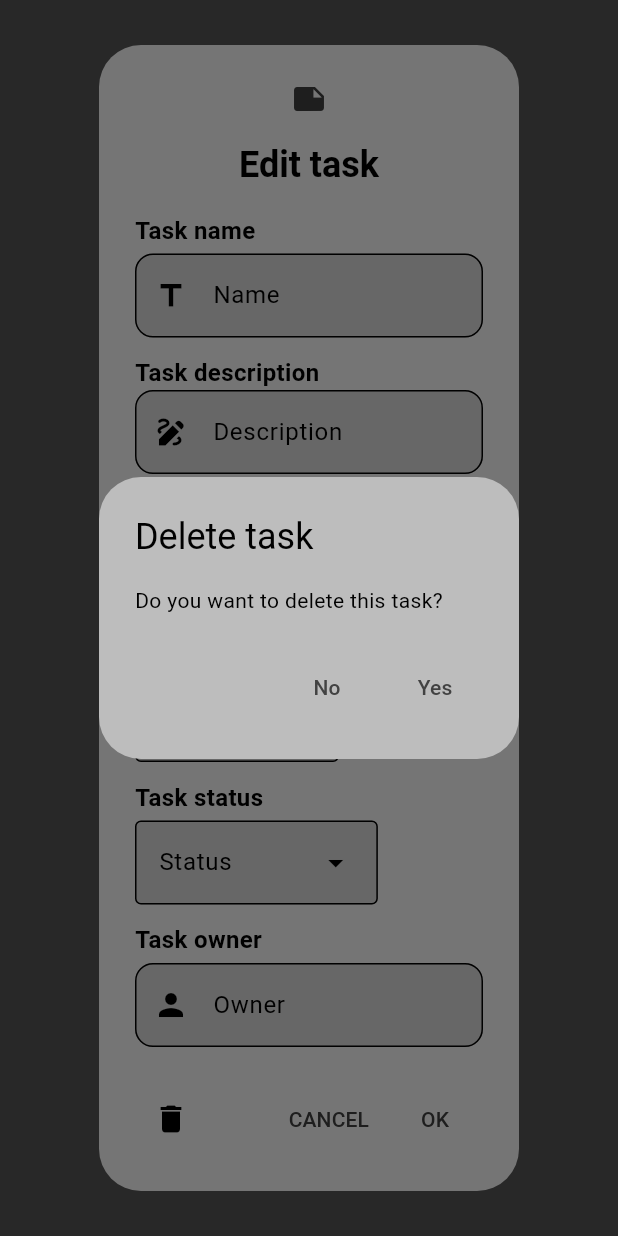
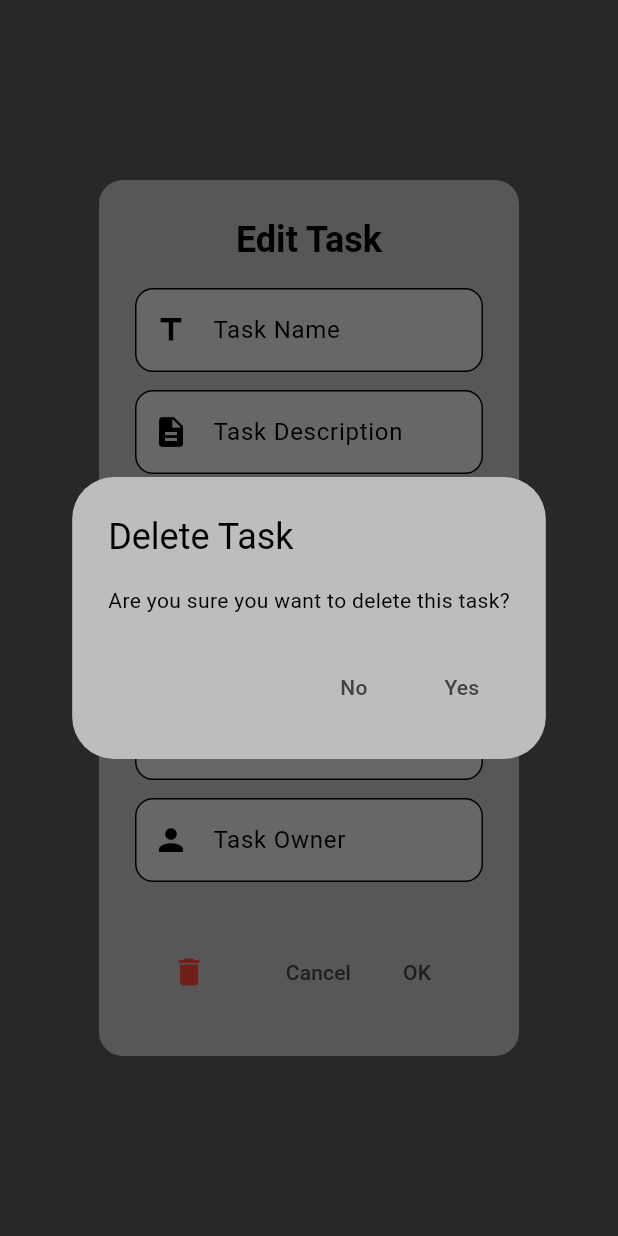
Before and after one commit to mis177/tasks-goonline, a Flutter app: what showEditNoteDialog() shows on an empty page, opened directly with empty values, after a tap on the "delete" icon, on a phone screen of 412 x 824 dp. Run offline on Flutter 3.47's test engine with Material 3 defaults, Android fonts, the phone set to English and light mode, and no system bars; our stand-ins replace dio, equatable, flutter_bloc, flutter_local_notifications, geolocator, sqflite and 1 more; accounts and stored records are empty.

Commit message:
FIXED refactored edit task dialog

```diff
--- a/lib/utils/ui/edit_task_dialog.dart
+++ b/lib/utils/ui/edit_task_dialog.dart
@@ -12,281 +12,274 @@ void showEditNoteDialog({required BuildContext context, Task? task}) {
   bool isOldTask = task != null;
   DateTime? deadlineDate;
 
-  TextEditingController taskNameTextController = TextEditingController();
-  taskNameTextController.text = isOldTask ? task.name : "";
-  TextEditingController taskDescriptionTextController = TextEditingController();
-  taskDescriptionTextController.text = isOldTask ? task.description : "";
-
-  TextEditingController taskDeadlineTextController = TextEditingController();
-  taskDeadlineTextController.text = isOldTask
-      ? DateFormat('yyyy-MM-dd')
-          .format(DateTime.fromMillisecondsSinceEpoch(task.deadline))
-          .toString()
-      : "";
-
-  TextEditingController taskPriorityTextController = TextEditingController();
-  taskPriorityTextController.text = isOldTask ? task.priority.toString() : "5";
-
-  TextEditingController taskStatusTextController = TextEditingController();
-  taskStatusTextController.text =
-      isOldTask ? task.status.toString() : taskStatus[0];
-
-  TextEditingController taskOwnerTextController = TextEditingController();
-  taskOwnerTextController.text = isOldTask ? task.owner : "";
+  final TextEditingController taskNameController = TextEditingController(
+    text: isOldTask ? task.name : "",
+  );
+  final TextEditingController taskDescriptionController = TextEditingController(
+    text: isOldTask ? task.description : "",
+  );
+  final TextEditingController taskDeadlineController = TextEditingController(
+    text: isOldTask ? DateFormat('yyyy-MM-dd').format(DateTime.fromMillisecondsSinceEpoch(task.deadline)) : "",
+  );
+  final TextEditingController taskPriorityController = TextEditingController(
+    text: isOldTask ? task.priority.toString() : "5",
+  );
+  final TextEditingController taskStatusController = TextEditingController(
+    text: isOldTask ? task.status : taskStatus[0],
+  );
+  final TextEditingController taskOwnerController = TextEditingController(
+    text: isOldTask ? task.owner : "",
+  );
 
   showDialog(
     context: context,
     builder: (_) => BlocProvider.value(
       value: BlocProvider.of<TaskServiceBloc>(context),
       child: AlertDialog(
-              backgroundColor: Theme.of(context).colorScheme.background,
+        backgroundColor: Theme.of(context).colorScheme.surface,
         title: Center(
           child: Text(
-                  isOldTask ? "Edit task" : "New task",
+            isOldTask ? "Edit Task" : "New Task",
             style: const TextStyle(fontWeight: FontWeight.bold),
           ),
         ),
-              icon: Icon(
-                Icons.note,
-                color: Theme.of(context).colorScheme.primary,
+        shape: RoundedRectangleBorder(
+          borderRadius: BorderRadius.circular(16),
         ),
+        contentPadding: const EdgeInsets.symmetric(vertical: 16, horizontal: 24),
         content: SingleChildScrollView(
           child: Column(
             mainAxisSize: MainAxisSize.min,
             crossAxisAlignment: CrossAxisAlignment.start,
             children: [
-                    const Text("Task name",
-                        style: TextStyle(
-                            fontSize: 16, fontWeight: FontWeight.bold)),
-                    const SizedBox(height: 4),
-                    TextField(
-                      style: TextStyle(
-                          color: Theme.of(context).colorScheme.primary),
-                      controller: taskNameTextController,
-                      decoration: InputDecoration(
-                        filled: true,
-                        fillColor: Theme.of(context).colorScheme.secondary,
-                        prefixIcon: const Icon(Icons.title),
-                        border: const OutlineInputBorder(
-                            borderRadius:
-                                BorderRadius.all(Radius.circular(12))),
-                        hintText: "Name",
+              _buildTextFormField(
+                context,
+                controller: taskNameController,
+                label: "Task Name",
+                icon: Icons.title,
               ),
+              _buildTextFormField(
+                context,
+                controller: taskDescriptionController,
+                label: "Task Description",
+                icon: Icons.description,
               ),
-                    const SizedBox(height: 12),
-                    const Text("Task description",
-                        style: TextStyle(
-                            fontSize: 16, fontWeight: FontWeight.bold)),
-                    TextField(
-                      style: TextStyle(
-                          color: Theme.of(context).colorScheme.primary),
-                      controller: taskDescriptionTextController,
-                      decoration: InputDecoration(
-                        filled: true,
-                        fillColor: Theme.of(context).colorScheme.secondary,
-                        prefixIcon: const Icon(Icons.draw),
-                        border: const OutlineInputBorder(
-                            borderRadius:
-                                BorderRadius.all(Radius.circular(12))),
-                        hintText: "Description",
+              _buildDatePicker(
+                context,
+                controller: taskDeadlineController,
+                initialDate: isOldTask ? DateTime.fromMillisecondsSinceEpoch(task.deadline) : DateTime.now(),
+                onDateSelected: (date) {
+                  deadlineDate = date;
+                  taskDeadlineController.text = DateFormat('yyyy-MM-dd').format(date);
+                },
               ),
+              _buildDropdown(
+                context,
+                controller: taskPriorityController,
+                items: taskPriority,
+                hintText: "Select Priority",
               ),
-                    const SizedBox(height: 12),
-                    const Text("Task deadline",
-                        style: TextStyle(
-                            fontSize: 16, fontWeight: FontWeight.bold)),
-                    const SizedBox(height: 4),
-                    Container(
-                      decoration: BoxDecoration(
-                          color: Theme.of(context).colorScheme.secondary,
-                          borderRadius: BorderRadius.circular(16),
-                          border: Border.all()),
-                      child: Padding(
-                        padding: const EdgeInsets.all(4.0),
-                        child: Row(
-                          mainAxisAlignment: MainAxisAlignment.spaceEvenly,
-                          children: [
-                            Flexible(
-                              child: TextField(
-                                style: TextStyle(
-                                    color:
-                                        Theme.of(context).colorScheme.primary),
-                                controller: taskDeadlineTextController,
-                                decoration: InputDecoration(
-                                    filled: true,
-                                    fillColor:
-                                        Theme.of(context).colorScheme.secondary,
-                                    border: InputBorder.none),
-                                textAlign: TextAlign.center,
-                                enabled: false,
+              _buildDropdown(
+                context,
+                controller: taskStatusController,
+                items: taskStatus,
+                hintText: "Select Status",
               ),
+              _buildTextFormField(
+                context,
+                controller: taskOwnerController,
+                label: "Task Owner",
+                icon: Icons.person,
               ),
-                            IconButton(
-                              onPressed: () async {
-                                deadlineDate = await showDatePicker(
-                                    context: context,
-                                    initialDate: task?.deadline == null
-                                        ? DateTime.now()
-                                        : DateTime.fromMillisecondsSinceEpoch(
-                                            task!.deadline),
-                                    firstDate: DateTime.now(),
-                                    lastDate: DateTime.now()
-                                        .add(const Duration(days: 365)));
-
-                                if (context.mounted && deadlineDate != null) {
-                                  taskDeadlineTextController.text =
-                                      DateFormat('yyyy-MM-dd')
-                                          .format(deadlineDate!)
-                                          .toString();
-                                }
-                              },
-                              icon: const Icon(Icons.calendar_month),
-                            )
-                          ],
-                        ),
-                      ),
-                    ),
-                    const SizedBox(height: 12),
-                    const Text("Task priority",
-                        style: TextStyle(
-                            fontSize: 16, fontWeight: FontWeight.bold)),
-                    const SizedBox(height: 4),
-                    DropdownMenu(
-                        textStyle: TextStyle(
-                            color: Theme.of(context).colorScheme.primary),
-                        inputDecorationTheme: InputDecorationTheme(
-                            filled: true,
-                            fillColor: Theme.of(context).colorScheme.secondary,
-                            border: const OutlineInputBorder()),
-                        controller: taskPriorityTextController,
-                        hintText: "Priority",
-                        initialSelection: taskPriorityTextController.text,
-                        dropdownMenuEntries: taskPriority
-                            .map((e) => DropdownMenuEntry<int>(
-                                value: e, label: e.toString()))
-                            .toList()),
-                    const SizedBox(height: 12),
-                    const Text("Task status",
-                        style: TextStyle(
-                          fontSize: 16,
-                          fontWeight: FontWeight.bold,
-                        )),
-                    const SizedBox(height: 4),
-                    DropdownMenu(
-                        textStyle: TextStyle(
-                            color: Theme.of(context).colorScheme.primary),
-                        inputDecorationTheme: InputDecorationTheme(
-                            filled: true,
-                            fillColor: Theme.of(context).colorScheme.secondary,
-                            border: const OutlineInputBorder()),
-                        controller: taskStatusTextController,
-                        hintText: "Status",
-                        initialSelection: taskStatusTextController.text,
-                        dropdownMenuEntries: taskStatus
-                            .map((e) => DropdownMenuEntry<String>(
-                                value: e, label: e.toString()))
-                            .toList()),
-                    const SizedBox(height: 12),
-                    const Text("Task owner",
-                        style: TextStyle(
-                            fontSize: 16, fontWeight: FontWeight.bold)),
-                    const SizedBox(height: 4),
-                    TextField(
-                      style: TextStyle(
-                          color: Theme.of(context).colorScheme.primary),
-                      controller: taskOwnerTextController,
-                      decoration: InputDecoration(
-                        filled: true,
-                        fillColor: Theme.of(context).colorScheme.secondary,
-                        prefixIcon: const Icon(Icons.person),
-                        border: const OutlineInputBorder(
-                            borderRadius:
-                                BorderRadius.all(Radius.circular(12))),
-                        label: const Text("Owner"),
-                      ),
-                    )
             ],
           ),
         ),
         actions: [
-                Row(
+          _buildDialogActions(
+            context,
+            isOldTask: isOldTask,
+            task: task,
+            deadlineDate: deadlineDate,
+            taskNameController: taskNameController,
+            taskDescriptionController: taskDescriptionController,
+            taskPriorityController: taskPriorityController,
+            taskStatusController: taskStatusController,
+            taskOwnerController: taskOwnerController,
+          ),
+        ],
+      ),
+    ),
+  );
+}
+
+Widget _buildTextFormField(
+  BuildContext context, {
+  required TextEditingController controller,
+  required String label,
+  required IconData icon,
+}) {
+  return Padding(
+    padding: const EdgeInsets.only(bottom: 12.0),
+    child: TextFormField(
+      controller: controller,
+      decoration: InputDecoration(
+        labelText: label,
+        prefixIcon: Icon(icon),
+        filled: true,
+        fillColor: Theme.of(context).colorScheme.secondary,
+        border: OutlineInputBorder(
+          borderRadius: BorderRadius.circular(12),
+        ),
+      ),
+      style: TextStyle(
+        color: Theme.of(context).colorScheme.primary,
+      ),
+    ),
+  );
+}
+
+Widget _buildDatePicker(
+  BuildContext context, {
+  required TextEditingController controller,
+  required DateTime initialDate,
+  required void Function(DateTime) onDateSelected,
+}) {
+  return Padding(
+    padding: const EdgeInsets.only(bottom: 12.0),
+    child: Row(
+      children: [
+        Expanded(
+          child: TextFormField(
+            controller: controller,
+            decoration: InputDecoration(
+              labelText: "Task Deadline",
+              prefixIcon: const Icon(Icons.calendar_today),
+              filled: true,
+              fillColor: Theme.of(context).colorScheme.secondary,
+              border: OutlineInputBorder(
+                borderRadius: BorderRadius.circular(12),
+              ),
+            ),
+            enabled: false,
+            textAlign: TextAlign.center,
+          ),
+        ),
+        IconButton(
+          icon: const Icon(Icons.calendar_today),
+          onPressed: () async {
+            final selectedDate = await showDatePicker(
+              context: context,
+              initialDate: initialDate,
+              firstDate: DateTime.now(),
+              lastDate: DateTime.now().add(const Duration(days: 365)),
+            );
+            if (selectedDate != null) {
+              onDateSelected(selectedDate);
+            }
+          },
+        ),
+      ],
+    ),
+  );
+}
+
+Widget _buildDropdown(
+  BuildContext context, {
+  required TextEditingController controller,
+  required List<dynamic> items,
+  required String hintText,
+}) {
+  return Padding(
+    padding: const EdgeInsets.only(bottom: 12.0),
+    child: DropdownButtonFormField<String>(
+      value: controller.text.isEmpty ? null : controller.text,
+      decoration: InputDecoration(
+        hintText: hintText,
+        filled: true,
+        fillColor: Theme.of(context).colorScheme.secondary,
+        border: OutlineInputBorder(
+          borderRadius: BorderRadius.circular(12),
+        ),
+      ),
+      items: items
+          .map((item) => DropdownMenuItem<String>(
+                value: item.toString(),
+                child: Text(item.toString()),
+              ))
+          .toList(),
+      onChanged: (value) {
+        if (value != null) {
+          controller.text = value;
+        }
+      },
+    ),
+  );
+}
+
+Widget _buildDialogActions(
+  BuildContext context, {
+  required bool isOldTask,
+  required Task? task,
+  required DateTime? deadlineDate,
+  required TextEditingController taskNameController,
+  required TextEditingController taskDescriptionController,
+  required TextEditingController taskPriorityController,
+  required TextEditingController taskStatusController,
+  required TextEditingController taskOwnerController,
+}) {
+  return Padding(
+    padding: const EdgeInsets.symmetric(vertical: 8.0, horizontal: 12.0),
+    child: Row(
       mainAxisAlignment: MainAxisAlignment.spaceBetween,
       children: [
+        if (isOldTask)
           IconButton(
+            icon: const Icon(Icons.delete, color: Colors.red),
             onPressed: () async {
-                          if (task != null) {
-                            bool? shouldDelete = await showConfirmationDialog(
+              final shouldDelete = await showConfirmationDialog(
                 context: context,
-                                title: 'Delete task',
-                                content: 'Do you want to delete this task?');
-
+                title: 'Delete Task',
+                content: 'Are you sure you want to delete this task?',
+              );
               if (shouldDelete == true && context.mounted) {
                 context.read<TaskServiceBloc>().add(
-                                  TaskServiceTaskDeleteRequested(task: task));
+                      TaskServiceTaskDeleteRequested(task: task!),
+                    );
                 Navigator.of(context).pop();
               }
-                          }
             },
-                        icon: const Icon(Icons.delete)),
+          ),
         Row(
-                      mainAxisAlignment: MainAxisAlignment.end,
           children: [
             TextButton(
               onPressed: () {
                 Navigator.of(context).pop();
               },
-                          child: Text(
-                            'CANCEL',
-                            style: TextStyle(
-                                color: Theme.of(context).colorScheme.primary),
-                          ),
+              child: const Text('Cancel'),
             ),
             TextButton(
               onPressed: () {
-                            if (deadlineDate == null && isOldTask) {
-                              deadlineDate =
-                                  DateTime.fromMillisecondsSinceEpoch(
-                                      task.deadline);
-                            }
                 if (deadlineDate != null) {
-                              int? taskPriority =
-                                  int.tryParse(taskPriorityTextController.text);
-                              taskPriority ??= 5;
-                              int doneDate = 0;
-                              if (taskStatusTextController.text ==
-                                  taskStatus[2]) {
-                                doneDate =
-                                    DateTime.now().millisecondsSinceEpoch;
-                              }
+                  final taskPriority = int.tryParse(taskPriorityController.text) ?? 5;
+                  final doneDate =
+                      taskStatusController.text == taskStatus[2] ? DateTime.now().millisecondsSinceEpoch : 0;
+
                   if (isOldTask) {
-                                bool isDeadlineChanged = false;
-                                bool isStatusChanged = false;
+                    final isDeadlineChanged = deadlineDate.millisecondsSinceEpoch != task!.deadline;
+                    final isStatusChanged = taskStatusController.text != task.status && task.status == taskStatus[2];
 
-                                if (deadlineDate!.millisecondsSinceEpoch !=
-                                    task.deadline) {
-                                  isDeadlineChanged = true;
-                                }
-
-                                if (taskStatusTextController.text !=
-                                        task.status &&
-                                    task.status == taskStatus[2]) {
-                                  isStatusChanged = true;
-                                }
                     context.read<TaskServiceBloc>().add(
                           TaskServiceTaskUpdateRequested(
                             task: Task(
                               id: task.id,
-                                            name: taskNameTextController.text,
-                                            description:
-                                                taskDescriptionTextController
-                                                    .text,
-                                            deadline: deadlineDate!
-                                                .millisecondsSinceEpoch,
+                              name: taskNameController.text,
+                              description: taskDescriptionController.text,
+                              deadline: deadlineDate.millisecondsSinceEpoch,
                               doneDate: doneDate,
                               priority: taskPriority,
-                                            owner: taskOwnerTextController.text,
-                                            status:
-                                                taskStatusTextController.text),
+                              owner: taskOwnerController.text,
+                              status: taskStatusController.text,
+                            ),
                             isDeadlineChanged: isDeadlineChanged,
                             isStatusChanged: isStatusChanged,
                           ),
@@ -295,36 +288,26 @@ void showEditNoteDialog({required BuildContext context, Task? task}) {
                     context.read<TaskServiceBloc>().add(
                           TaskServiceTaskAddRequested(
                             task: Task(
-                                            id: DateTime.now()
-                                                .millisecondsSinceEpoch,
-                                            name: taskNameTextController.text,
-                                            description:
-                                                taskDescriptionTextController
-                                                    .text,
-                                            deadline: deadlineDate!
-                                                .millisecondsSinceEpoch,
-                                            doneDate: 0,
+                              id: DateTime.now().millisecondsSinceEpoch,
+                              name: taskNameController.text,
+                              description: taskDescriptionController.text,
+                              deadline: deadlineDate.millisecondsSinceEpoch,
+                              doneDate: doneDate,
                               priority: taskPriority,
-                                            owner: taskOwnerTextController.text,
-                                            status:
-                                                taskStatusTextController.text),
+                              owner: taskOwnerController.text,
+                              status: taskStatusController.text,
+                            ),
                           ),
                         );
                   }
                   Navigator.of(context).pop();
                 }
               },
-                          child: Text(
-                            'OK',
-                            style: TextStyle(
-                                color: Theme.of(context).colorScheme.primary),
-                          ),
+              child: Text('OK', style: TextStyle(color: Theme.of(context).colorScheme.primary)),
             ),
           ],
         ),
       ],
     ),
-              ],
-            ),
-          ));
+  );
 }
```
Lines whose indentation alone changed are shown as unchanged.
